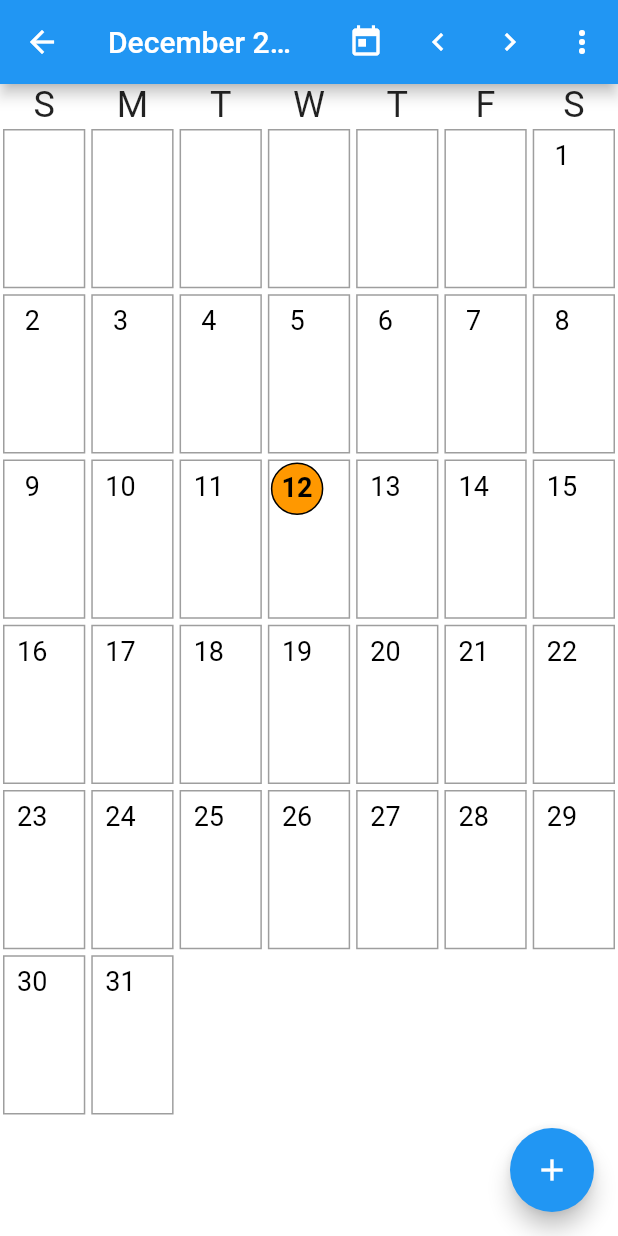
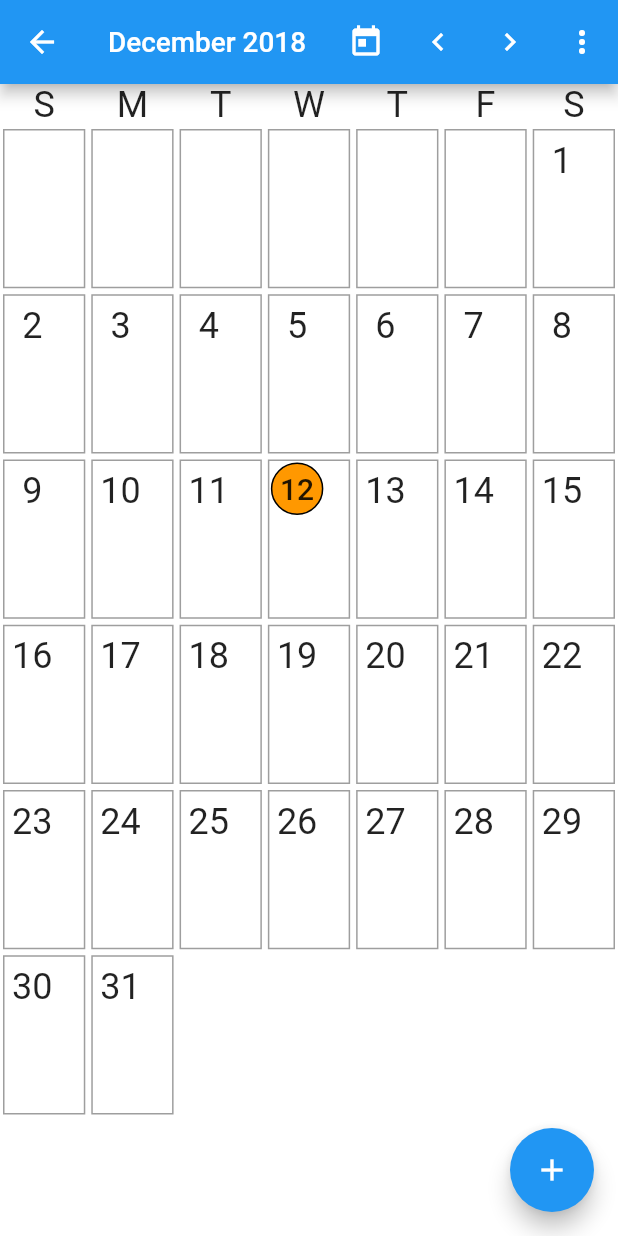
Before and after one commit to mattgraham1/FlutterCalendar, a Flutter app: the MonthView screen opened directly, on a phone screen of 412 x 824 dp. Run offline on Flutter 3.47's test engine with Material 2 defaults, Android fonts, the phone set to English and light mode, and no system bars; our stand-ins replace cloud_firestore, datetime_picker_formfield, firebase_auth, firebase_messaging, google_sign_in; accounts and stored records are empty.

Commit message:
Updates to remove hard coded 2018. Added more references to using the theme instead of hard coded text styles.

```diff
--- a/lib/event_creator.dart
+++ b/lib/event_creator.dart
@@ -46,7 +46,7 @@ class EventCreatorState extends State<EventCreator> {
           )
       ),
       initialValue: widget._event != null ? widget._event.title : '',
-      style: TextStyle(fontSize: 20.0, color: Colors.black),
+      style: Theme.of(context).textTheme.headline,
       validator: this._validateTitle,
       onSaved: (String value) => this._eventData.title = value,
     );
@@ -63,7 +63,7 @@ class EventCreatorState extends State<EventCreator> {
         )
       ),
       initialValue: widget._event != null ? widget._event.summary : '',
-      style: TextStyle(fontSize: 20.0, color: Colors.black),
+      style: Theme.of(context).textTheme.headline,
       onSaved: (String value) => this._eventData.summary = value,
     );
 
--- a/lib/main.dart
+++ b/lib/main.dart
@@ -27,7 +27,7 @@ class MyApp extends StatelessWidget {
   @override
   Widget build(BuildContext context) {
     return new MaterialApp(
-      title: 'Flutter Calendar',
+      title: 'Events Calendar',
       theme: new ThemeData(
         primarySwatch: Colors.blue,
       ),
@@ -132,7 +132,7 @@ class CalendarState extends State<MonthView> {
       QuerySnapshot userEvents = await Firestore.instance
           .collection('calendar_events')
           .where(
-          'time', isGreaterThanOrEqualTo: new DateTime(2018, _dateTime.month))
+          'time', isGreaterThanOrEqualTo: new DateTime(_dateTime.year, _dateTime.month))
           .where('email', isEqualTo: currentUser.email)
           .getDocuments();
 
@@ -198,8 +198,12 @@ class CalendarState extends State<MonthView> {
     return new Scaffold(
         backgroundColor: Colors.white,
         appBar: new AppBar(
-          title: new Text(
-              getMonthName(_dateTime.month) + " " + _dateTime.year.toString()),
+          title: new FittedBox(
+                fit: BoxFit.contain,
+                child: new Text(
+                    getMonthName(_dateTime.month) + " " + _dateTime.year.toString(),
+                  )
+              ),
           actions: <Widget>[
             IconButton(
                 icon: Icon(
@@ -229,7 +233,10 @@ class CalendarState extends State<MonthView> {
               itemBuilder: (BuildContext context) => <PopupMenuItem<_AppBarMenu>>[
                 const PopupMenuItem(
                   value: _AppBarMenu.logout,
-                  child: Text('Logout'),
+                  child: FittedBox(
+                      fit: BoxFit.contain,
+                      child: Text('Logout', textAlign: TextAlign.center,),
+                  ),
                 )
               ],
             ),
@@ -366,7 +373,7 @@ class CalendarState extends State<MonthView> {
           child: new Text(
             (dayNumber - _beginMonthPadding).toString(),
             textAlign: TextAlign.center,
-            style: TextStyle(fontWeight: FontWeight.bold, color: Colors.black, fontSize: 18.0),
+            style: Theme.of(context).textTheme.title,
           ),
         ),
       );
@@ -377,11 +384,11 @@ class CalendarState extends State<MonthView> {
         child: Container(
           width: 35.0, // Should probably calculate these values
           height: 35.0,
-          padding: EdgeInsets.all(5.0),
+          padding: EdgeInsets.fromLTRB(0.0, 5.0, 0.0, 0.0),
           child: new Text(
             dayNumber <= _beginMonthPadding ? ' ' : (dayNumber - _beginMonthPadding).toString(),
             textAlign: TextAlign.center,
-            style: TextStyle(color: Colors.black, fontSize: 18.0),
+            style: Theme.of(context).textTheme.headline,
           ),
         ),
       );
@@ -411,7 +418,7 @@ class CalendarState extends State<MonthView> {
             child: new Text(
               "Events:$eventCount",
               maxLines: 1,
-              style: new TextStyle(fontWeight: FontWeight.normal,fontSize: 10.0,
+              style: new TextStyle(fontWeight: FontWeight.normal,
                   background: Paint()..color = Colors.amberAccent),
             ),
           ),
```
Also changed, not shown: lib/event_list_view.dart (+8 -5 lines), pubspec.lock, 2 other files.
